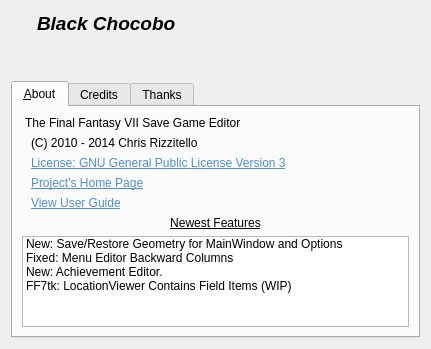
Qt form about.ui (sithlord48/blackchocobo) before a commit.
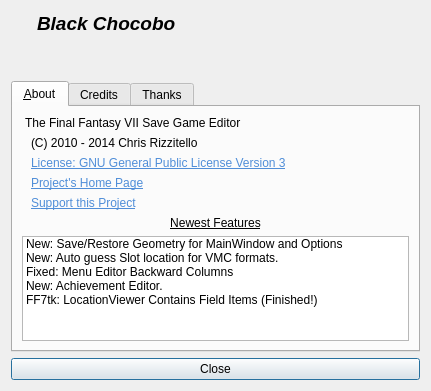
The same form after that commit. Icons and pictures are not drawn.

The edit to the form file:
```diff
--- a/about.ui
+++ b/about.ui
@@ -10,7 +10,7 @@
     <x>0</x>
     <y>0</y>
     <width>431</width>
-    <height>349</height>
+    <height>391</height>
    </rect>
   </property>
   <property name="windowTitle">
@@ -229,7 +229,7 @@
 &lt;html&gt;&lt;head&gt;&lt;meta name=&quot;qrichtext&quot; content=&quot;1&quot; /&gt;&lt;style type=&quot;text/css&quot;&gt;
 p, li { white-space: pre-wrap; }
 &lt;/style&gt;&lt;/head&gt;&lt;body style=&quot; font-family:'Ubuntu'; font-size:9pt; font-weight:400; font-style:normal;&quot;&gt;
-&lt;p style=&quot; margin-top:0px; margin-bottom:0px; margin-left:0px; margin-right:0px; -qt-block-indent:0; text-indent:0px;&quot;&gt;&lt;a href=&quot;http://sourceforge.net/apps/mediawiki/blackchocobo/index.php?title=User_Guide&quot;&gt;&lt;span style=&quot; text-decoration: underline; color:#508ed8;&quot;&gt;View User Guide&lt;/span&gt;&lt;/a&gt;&lt;/p&gt;&lt;/body&gt;&lt;/html&gt;</string>
+&lt;p style=&quot; margin-top:0px; margin-bottom:0px; margin-left:0px; margin-right:0px; -qt-block-indent:0; text-indent:0px;&quot;&gt;&lt;a href=&quot;http://sourceforge.net/p/blackchocobo/donate&quot;&gt;&lt;span style=&quot; text-decoration: underline; color:#508ed8;&quot;&gt;Support this Project&lt;/span&gt;&lt;/a&gt;&lt;/p&gt;&lt;/body&gt;&lt;/html&gt;</string>
          </property>
          <property name="indent">
           <number>9</number>
@@ -273,6 +273,11 @@
            <string>New: Save/Restore Geometry for MainWindow and Options</string>
           </property>
          </item>
+         <item>
+          <property name="text">
+           <string>New: Auto guess Slot location for VMC formats.</string>
+          </property>
+         </item>
          <item>
           <property name="text">
            <string>Fixed: Menu Editor Backward Columns</string>
@@ -285,7 +290,7 @@
          </item>
          <item>
           <property name="text">
-           <string>FF7tk: LocationViewer Contains Field Items (WIP)</string>
+           <string>FF7tk: LocationViewer Contains Field Items (Finished!)</string>
           </property>
          </item>
         </widget>
@@ -1051,6 +1056,13 @@
      </widget>
     </widget>
    </item>
+   <item>
+    <widget class="QPushButton" name="pushButton">
+     <property name="text">
+      <string>Close</string>
+     </property>
+    </widget>
+   </item>
   </layout>
  </widget>
  <resources>
```
Left out of the diff: 29 changed lines with no effect on the pictures.
